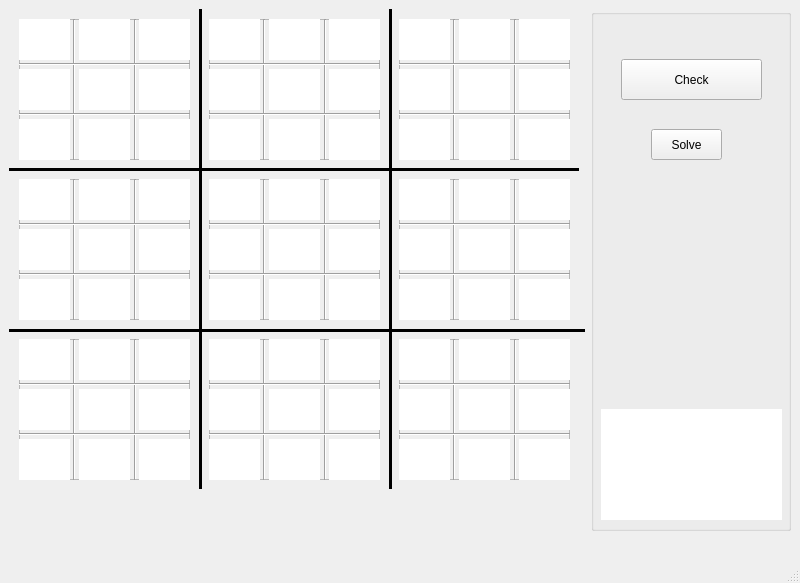
Before: the Qt Designer form SudokuSolver.ui in Karol03/Sudoku, drawn with Qt 5.
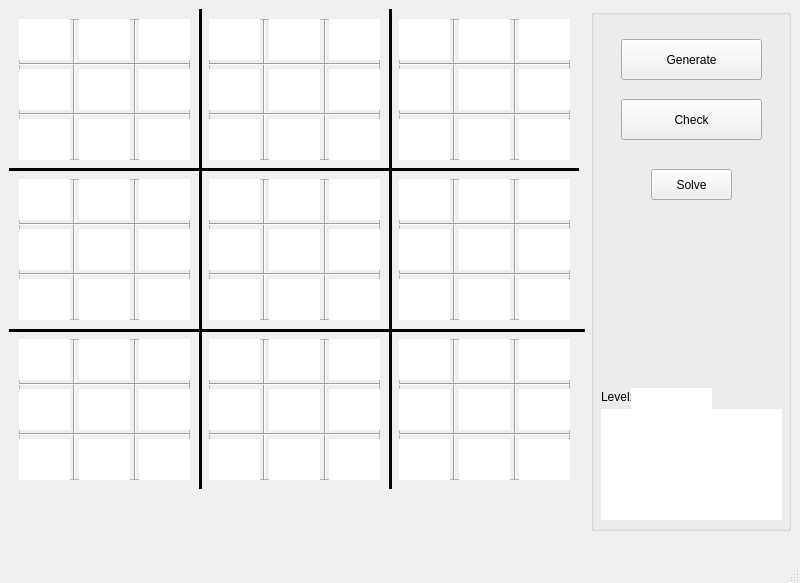
After: the same form once the commit is applied.

```diff
--- a/SudokuSolver.ui
+++ b/SudokuSolver.ui
@@ -4751,8 +4751,8 @@
        <property name="geometry">
         <rect>
          <x>60</x>
-         <y>120</y>
-         <width>71</width>
+         <y>160</y>
+         <width>81</width>
          <height>31</height>
         </rect>
        </property>
@@ -4764,7 +4764,7 @@
        <property name="geometry">
         <rect>
          <x>30</x>
-         <y>50</y>
+         <y>90</y>
          <width>141</width>
          <height>41</height>
         </rect>
@@ -4792,6 +4792,59 @@
         <set>Qt::TextSelectableByKeyboard|Qt::TextSelectableByMouse</set>
        </property>
       </widget>
+      <widget class="QPushButton" name="pushButton_3">
+       <property name="geometry">
+        <rect>
+         <x>30</x>
+         <y>30</y>
+         <width>141</width>
+         <height>41</height>
+        </rect>
+       </property>
+       <property name="text">
+        <string>Generate</string>
+       </property>
+      </widget>
+      <widget class="QLabel" name="label">
+       <property name="geometry">
+        <rect>
+         <x>10</x>
+         <y>380</y>
+         <width>31</width>
+         <height>16</height>
+        </rect>
+       </property>
+       <property name="text">
+        <string>Level:</string>
+       </property>
+       <property name="textInteractionFlags">
+        <set>Qt::NoTextInteraction</set>
+       </property>
+      </widget>
+      <widget class="QLineEdit" name="lineEdit">
+       <property name="geometry">
+        <rect>
+         <x>40</x>
+         <y>379</y>
+         <width>81</width>
+         <height>21</height>
+        </rect>
+       </property>
+       <property name="font">
+        <font>
+         <pointsize>10</pointsize>
+        </font>
+       </property>
+       <property name="maxLength">
+        <number>20</number>
+       </property>
+       <property name="frame">
+        <bool>false</bool>
+       </property>
+       <property name="readOnly">
+        <bool>true</bool>
+       </property>
+      </widget>
      </widget>
     </item>
    </layout>
```
Left out of the diff: 729 changed lines with no effect on the pictures.
